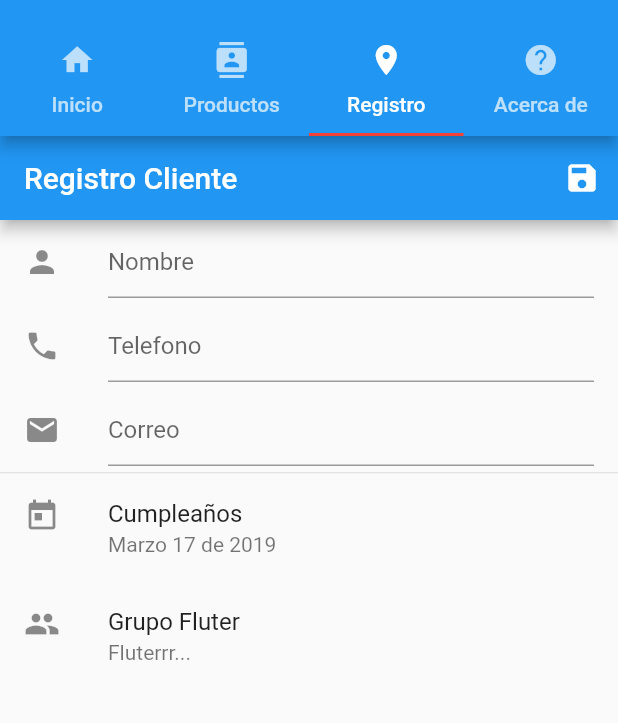
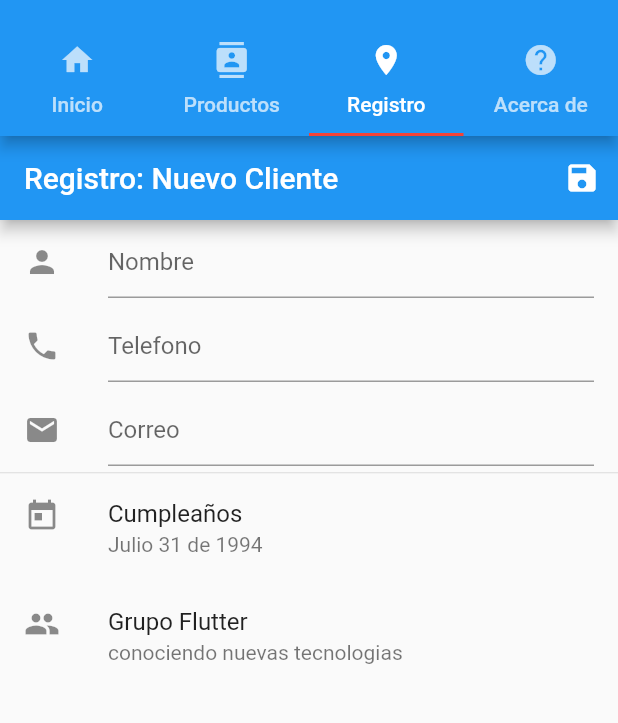
Before and after one commit to hernanvillegas/Tienda_Movil, a Flutter app: the screen it shows after launch, tab 3 chosen, on a phone screen of 412 x 824 dp, the part 59-782 px from its top. Run offline on Flutter 3.47's test engine with Material 2 defaults, Android fonts, the light colour scheme and no system bars.

Commit message:
modificacion en el archivo de registro

```diff
--- a/lib/taps/registro.dart
+++ b/lib/taps/registro.dart
@@ -5,7 +5,7 @@ class RegistroTabs extends StatelessWidget{
   Widget build(BuildContext context) {
     return Scaffold(
       appBar: new AppBar(
-        title:new Text('Registro Cliente'),
+        title:new Text('Registro: Nuevo Cliente'),
         actions: <Widget>[
           new IconButton(icon: const Icon(Icons.save),
           onPressed: (){}   //para crear funcion es dentro delos corchetes
@@ -47,12 +47,12 @@ class RegistroTabs extends StatelessWidget{
           new ListTile(
               leading: const Icon(Icons.today),
               title: new Text('Cumpleaños'),
-              subtitle: const Text('Marzo 17 de 2019'),
+              subtitle: const Text('Julio 31 de 1994'),
           ),
           new ListTile(
               leading: const Icon(Icons.group),
-              title: new Text('Grupo Fluter'),
-              subtitle: new Text('Fluterrr...'),
+              title: new Text('Grupo Flutter'),
+              subtitle: new Text('conociendo nuevas tecnologias'),
 
           ),
         ],
```
